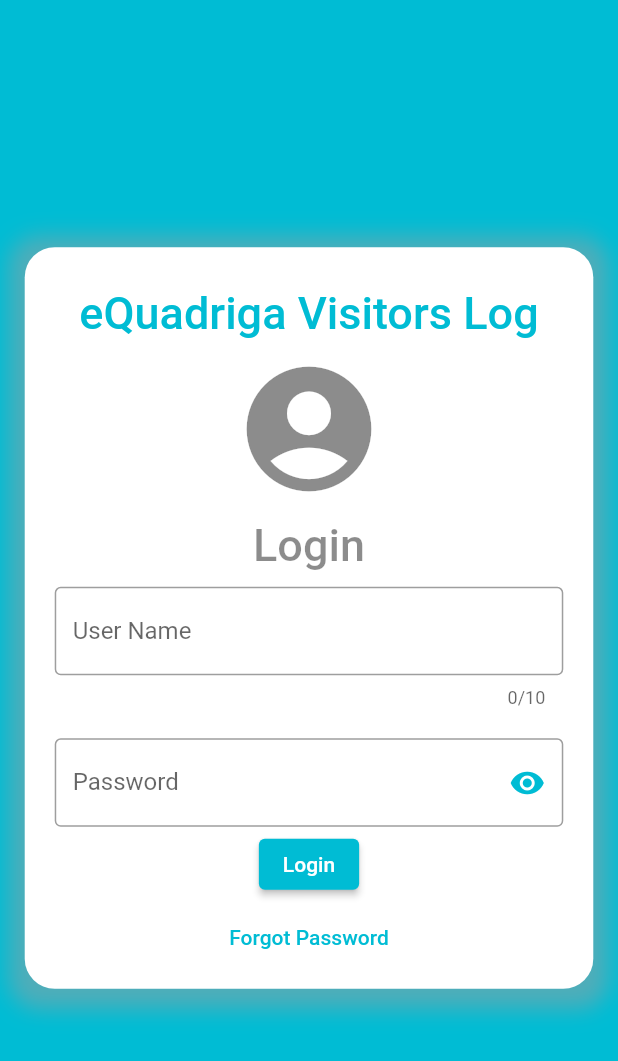
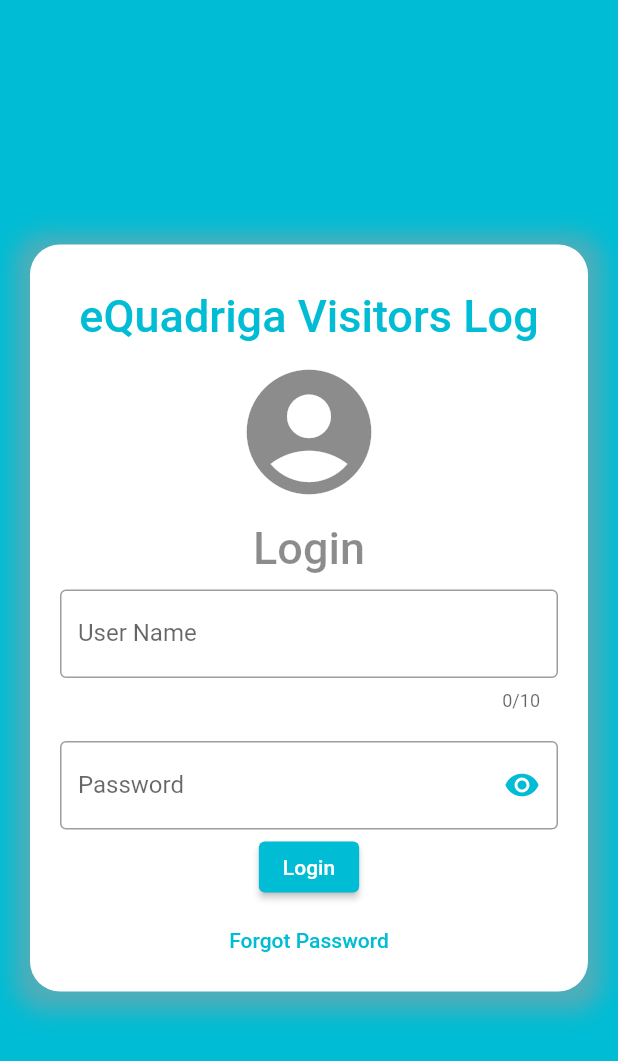
Before and after one commit to srikkanthbobmerly/sample_counter, a Flutter app: the screen it shows after launch, on a phone screen of 412 x 824 dp. Shown: the top 1061 px of the screen. Run offline on Flutter 3.47's test engine with Material 2 defaults, Android fonts, the phone set to English and light mode, and no system bars; our stand-ins replace file_picker, image_picker; missing offline and left inert: flutter_email_sender.

Commit message:
Whole project was changed and the functionality of this project is Login screen and its customizations. Without errors

```diff
--- a/lib/details_reports/form_screen.dart
+++ b/lib/details_reports/form_screen.dart
@@ -1,5 +1,4 @@
 import 'package:flutter/material.dart';
-import 'package:flutter_sizer/flutter_sizer.dart';
 import 'package:git_sample/details_reports/entry_page.dart';
 import 'package:git_sample/details_reports/reportpage.dart';
 
@@ -25,7 +24,6 @@ class _FormScreenPageState extends State<FormScreenPage> {
 
   @override
   Widget build(BuildContext context) {
-    return FlutterSizer(builder: (context, orientation, screenType) {
     return MaterialApp(
         debugShowCheckedModeBanner: false,
         theme: ThemeData(
@@ -66,6 +64,5 @@ class _FormScreenPageState extends State<FormScreenPage> {
               onTap: _onItemTapped,
               elevation: 5),
         ));
-    });
   }
 }
--- a/lib/login_screen.dart
+++ b/lib/login_screen.dart
@@ -1,6 +1,5 @@
 import 'package:flutter/material.dart';
 import 'package:flutter/services.dart';
-import 'package:flutter_sizer/flutter_sizer.dart';
 import 'package:git_sample/details_reports/form_screen.dart';
 
 class LoginScreen extends StatefulWidget {
@@ -26,7 +25,7 @@ class _LoginScreenState extends State<LoginScreen> {
               child: Center(
                 child: SingleChildScrollView(
                   child: Container(
-                    margin: EdgeInsets.all(2.h),
+                    margin: EdgeInsets.all(20),
                     decoration: BoxDecoration(
                       color: Colors.white,
                       borderRadius: BorderRadius.all(Radius.circular(20)),
@@ -44,7 +43,7 @@ class _LoginScreenState extends State<LoginScreen> {
                         child: Column(
                           children: <Widget>[
                             SizedBox(
-                              height: 2.h,
+                              height: 20,
                             ),
                             Container(
                               child: Center(
--- a/lib/main.dart
+++ b/lib/main.dart
@@ -1,5 +1,4 @@
 import 'package:flutter/material.dart';
-import 'package:flutter_sizer/flutter_sizer.dart';
 import 'package:git_sample/login_screen.dart';
 
 void main() {
@@ -15,7 +14,6 @@ class _MyAppState extends State<MyApp> {
   // This widget is the root of your application.
   @override
   Widget build(BuildContext context) {
-    return FlutterSizer(builder: (context, orientation, screenType) {
     return MaterialApp(
       debugShowCheckedModeBanner: false,
       title: 'Flutter Demo',
@@ -25,7 +23,6 @@ class _MyAppState extends State<MyApp> {
       home: MyHomePage(),
 //        SplashScreenAnim(),
     );
-    });
   }
 }
 //
--- a/pubspec.yaml
+++ b/pubspec.yaml
@@ -29,7 +29,6 @@ environment:
 dependencies:
   flutter:
     sdk: flutter
-  flutter_sizer: ^1.0.4
   flutter_email_sender: ^5.1.0
   image_picker: ^0.8.5+3
   path_provider: ^2.0.10
```
Also changed, not shown: lib/details_reports/entry_page.dart (+6 -9 lines), pubspec.lock. Lines whose indentation alone changed are shown as unchanged.
